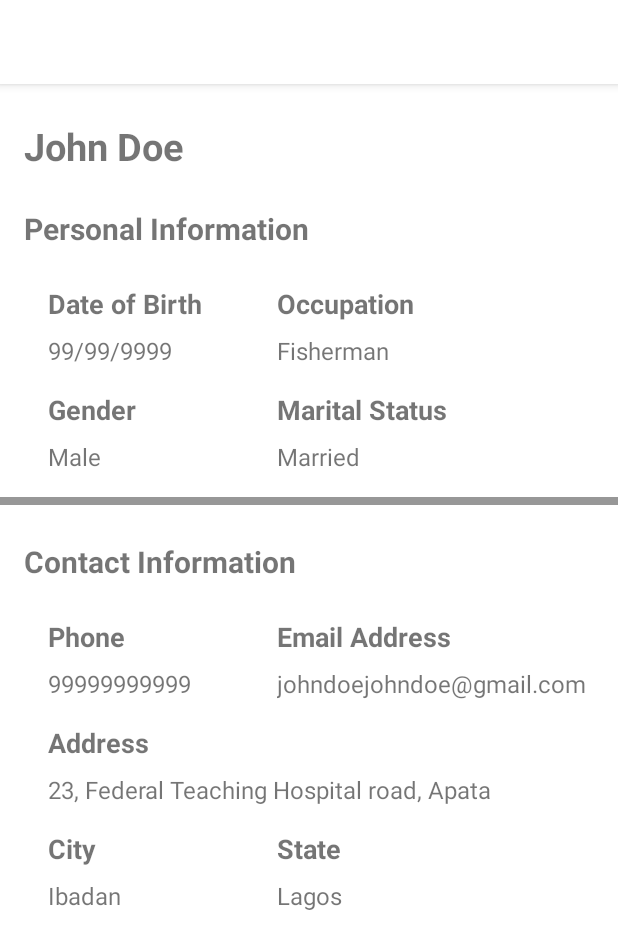
After one commit to olubunmialegbeleye/MedRecord, an Android app: the ViewRecordActivity screen opened directly, with no data from a screen before it, on a phone screen of 412 x 824 dp. The commit adds this screen. Shown: the top 949 px of the screen. Run offline under Robolectric (Android 15) with nearby library versions, the phone set to English and light mode, and no system bars.

Commit message:
Added View Record and Health info fragment layouts

```diff
--- /dev/null
+++ b/app/src/main/java/com/example/medrecord/ViewRecordActivity.java
@@ -0,0 +1,13 @@
+package com.example.medrecord;
+
+import androidx.appcompat.app.AppCompatActivity;
+import android.os.Bundle;
+
+public class ViewRecordActivity extends AppCompatActivity {
+
+    @Override
+    protected void onCreate(Bundle savedInstanceState) {
+        super.onCreate(savedInstanceState);
+        setContentView(R.layout.activity_view_record);
+    }
+}
--- a/app/src/main/res/drawable/default_tab.xml
+++ b/app/src/main/res/drawable/default_tab.xml
@@ -5,9 +5,9 @@
         <shape
             android:shape="rectangle">
             <corners android:radius="8dp"/>
-            <size android:height="5dp" android:width="50dp" />
+            <size android:height="5dp" android:width="70dp" />
             <solid android:color="@color/colorAccent"/>
-            <padding android:left="5dp" android:right="5dp" />
+            <padding android:left="10dp" android:right="10dp" />
         </shape>
     </item>
 
--- a/app/src/main/res/drawable/selected_tab.xml
+++ b/app/src/main/res/drawable/selected_tab.xml
@@ -5,9 +5,9 @@
         <shape
             android:shape="rectangle">
             <corners android:radius="8dp"/>
-            <size android:height="5dp" android:width="50dp" />
+            <size android:height="5dp" android:width="70dp" />
             <solid android:color="@color/colorPrimaryDark"/>
-            <padding android:left="5dp" android:right="5dp" />
+            <padding android:left="10dp" android:right="10dp" />
         </shape>
     </item>
 
--- a/app/src/main/res/drawable/text_background.xml
+++ b/app/src/main/res/drawable/text_background.xml
@@ -3,7 +3,7 @@
     android:shape="rectangle" >
 
     <solid
-        android:color="@android:color/darker_gray">
+        android:color="@color/textBackground">
     </solid>
 
     <corners
--- a/app/src/main/res/layout/activity_sign_in.xml
+++ b/app/src/main/res/layout/activity_sign_in.xml
@@ -14,6 +14,7 @@
         android:layout_marginTop="72dp"
         android:text="@string/username"
         android:textStyle="bold"
+        android:textSize="@dimen/eighteen_sp"
         app:layout_constraintStart_toStartOf="parent"
         app:layout_constraintTop_toBottomOf="@+id/textView5" />
 
@@ -39,6 +40,7 @@
         android:layout_marginTop="32dp"
         android:text="@string/password"
         android:textStyle="bold"
+        android:textSize="@dimen/eighteen_sp"
         app:layout_constraintStart_toStartOf="@+id/editTextUsername"
         app:layout_constraintTop_toBottomOf="@+id/editTextUsername" />
 
@@ -49,7 +51,7 @@
         android:layout_marginStart="16dp"
         android:layout_marginTop="32dp"
         android:text="@string/sign_in"
-        android:textSize="20sp"
+        android:textSize="@dimen/twenty_five_sp"
         android:textStyle="bold"
         app:layout_constraintStart_toStartOf="parent"
         app:layout_constraintTop_toTopOf="parent" />
--- a/app/src/main/res/layout/activity_sign_up.xml
+++ b/app/src/main/res/layout/activity_sign_up.xml
@@ -13,7 +13,7 @@
         android:layout_marginStart="16dp"
         android:layout_marginTop="32dp"
         android:text="@string/to_begin_create_an_administrator_account"
-        android:textSize="20sp"
+        android:textSize="@dimen/twenty_sp"
         android:textStyle="bold"
         app:layout_constraintStart_toStartOf="parent"
         app:layout_constraintTop_toTopOf="parent" />
@@ -25,6 +25,7 @@
         android:layout_marginTop="40dp"
         android:text="@string/username"
         android:textStyle="bold"
+        android:textSize="@dimen/eighteen_sp"
         app:layout_constraintStart_toStartOf="@+id/textView6"
         app:layout_constraintTop_toBottomOf="@+id/textView6" />
 
@@ -50,6 +51,7 @@
         android:layout_marginTop="32dp"
         android:text="@string/password"
         android:textStyle="bold"
+        android:textSize="@dimen/eighteen_sp"
         app:layout_constraintStart_toStartOf="@+id/editTextUsername"
         app:layout_constraintTop_toBottomOf="@+id/editTextUsername" />
 
@@ -74,6 +76,7 @@
         android:layout_marginTop="32dp"
         android:text="@string/confirm_password"
         android:textStyle="bold"
+        android:textSize="@dimen/eighteen_sp"
         app:layout_constraintStart_toStartOf="@+id/editTextPassword"
         app:layout_constraintTop_toBottomOf="@+id/editTextPassword" />
 
--- /dev/null
+++ b/app/src/main/res/layout/activity_view_record.xml
@@ -0,0 +1,241 @@
+<?xml version="1.0" encoding="utf-8"?>
+<androidx.constraintlayout.widget.ConstraintLayout
+    xmlns:android="http://schemas.android.com/apk/res/android"
+    xmlns:tools="http://schemas.android.com/tools"
+    xmlns:app="http://schemas.android.com/apk/res-auto"
+    android:layout_width="match_parent"
+    android:layout_height="match_parent"
+    tools:context=".ViewRecordActivity">
+
+  <TextView
+      android:id="@+id/view_john_doe"
+      android:layout_width="wrap_content"
+      android:layout_height="wrap_content"
+      android:layout_marginStart="16dp"
+      android:layout_marginTop="24dp"
+      android:text="@string/john_doe"
+      android:textSize="@dimen/twenty_five_sp"
+      android:textStyle="bold"
+      app:layout_constraintStart_toStartOf="parent"
+      app:layout_constraintTop_toTopOf="parent" />
+
+  <TextView
+      android:id="@+id/view_personal_info"
+      android:layout_width="wrap_content"
+      android:layout_height="wrap_content"
+      android:layout_marginTop="24dp"
+      android:text="@string/personal_information"
+      android:textSize="@dimen/twenty_sp"
+      android:textStyle="bold"
+      app:layout_constraintStart_toStartOf="@+id/view_john_doe"
+      app:layout_constraintTop_toBottomOf="@+id/view_john_doe" />
+
+  <TextView
+      android:id="@+id/view_dob"
+      android:layout_width="wrap_content"
+      android:layout_height="wrap_content"
+      android:layout_marginStart="32dp"
+      android:layout_marginTop="24dp"
+      android:text="@string/date_of_birth"
+      android:textSize="@dimen/eighteen_sp"
+      android:textStyle="bold"
+      app:layout_constraintStart_toStartOf="parent"
+      app:layout_constraintTop_toBottomOf="@+id/view_personal_info" />
+
+  <TextView
+      android:id="@+id/view_occupation"
+      android:layout_width="wrap_content"
+      android:layout_height="wrap_content"
+      android:layout_marginStart="50dp"
+      android:text="@string/occupation"
+      android:textSize="@dimen/eighteen_sp"
+      android:textStyle="bold"
+      app:layout_constraintStart_toEndOf="@+id/view_dob"
+      app:layout_constraintTop_toTopOf="@+id/view_dob" />
+
+  <TextView
+      android:id="@+id/view_dd_mm_yyyy"
+      android:layout_width="wrap_content"
+      android:layout_height="wrap_content"
+      android:layout_marginTop="8dp"
+      android:text="@string/birth_date_dd_mm_yyyy"
+      android:textSize="@dimen/sixteen_sp"
+      app:layout_constraintStart_toStartOf="@+id/view_dob"
+      app:layout_constraintTop_toBottomOf="@+id/view_dob" />
+
+  <TextView
+      android:id="@+id/view_fisherman"
+      android:layout_width="wrap_content"
+      android:layout_height="wrap_content"
+      android:layout_marginTop="8dp"
+      android:text="@string/fisherman"
+      android:textSize="@dimen/sixteen_sp"
+      app:layout_constraintStart_toStartOf="@+id/view_occupation"
+      app:layout_constraintTop_toBottomOf="@+id/view_occupation" />
+
+  <TextView
+      android:id="@+id/view_gender"
+      android:layout_width="wrap_content"
+      android:layout_height="wrap_content"
+      android:layout_marginTop="16dp"
+      android:text="@string/gender"
+      android:textSize="@dimen/eighteen_sp"
+      android:textStyle="bold"
+      app:layout_constraintStart_toStartOf="@+id/view_dob"
+      app:layout_constraintTop_toBottomOf="@+id/view_dd_mm_yyyy" />
+
+  <TextView
+      android:id="@+id/view_marital_status"
+      android:layout_width="wrap_content"
+      android:layout_height="wrap_content"
+      android:text="@string/marital_status"
+      android:textSize="@dimen/eighteen_sp"
+      android:textStyle="bold"
+      app:layout_constraintStart_toStartOf="@+id/view_occupation"
+      app:layout_constraintTop_toTopOf="@+id/view_gender" />
+
+  <TextView
+      android:id="@+id/view_male"
+      android:layout_width="wrap_content"
+      android:layout_height="wrap_content"
+      android:layout_marginTop="8dp"
+      android:text="@string/male"
+      android:textSize="@dimen/sixteen_sp"
+      app:layout_constraintStart_toStartOf="@+id/view_gender"
+      app:layout_constraintTop_toBottomOf="@+id/view_gender" />
+
+  <TextView
+      android:id="@+id/view_married"
+      android:layout_width="wrap_content"
+      android:layout_height="wrap_content"
+      android:layout_marginTop="8dp"
+      android:text="@string/married"
+      android:textSize="@dimen/sixteen_sp"
+      app:layout_constraintStart_toStartOf="@+id/view_marital_status"
+      app:layout_constraintTop_toBottomOf="@+id/view_marital_status" />
+
+  <View
+      android:id="@+id/view_view_id"
+      android:layout_width="0dp"
+      android:layout_height="5dp"
+      android:layout_marginTop="16dp"
+      android:background="@color/colorAccent"
+      app:layout_constraintEnd_toEndOf="parent"
+      app:layout_constraintStart_toStartOf="parent"
+      app:layout_constraintTop_toBottomOf="@+id/view_married" />
+
+  <TextView
+      android:id="@+id/view_contact_info"
+      android:layout_width="wrap_content"
+      android:layout_height="wrap_content"
+      android:layout_marginTop="24dp"
+      android:text="@string/contact_information"
+      android:textSize="@dimen/twenty_sp"
+      android:textStyle="bold"
+      app:layout_constraintStart_toStartOf="@+id/view_personal_info"
+      app:layout_constraintTop_toBottomOf="@+id/view_view_id" />
+
+  <TextView
+      android:id="@+id/view_phone"
+      android:layout_width="wrap_content"
+      android:layout_height="wrap_content"
+      android:layout_marginStart="32dp"
+      android:layout_marginTop="24dp"
+      android:text="@string/phone"
+      android:textSize="@dimen/eighteen_sp"
+      android:textStyle="bold"
+      app:layout_constraintStart_toStartOf="parent"
+      app:layout_constraintTop_toBottomOf="@+id/view_contact_info" />
+
+  <TextView
+      android:id="@+id/view_email_address"
+      android:layout_width="wrap_content"
+      android:layout_height="wrap_content"
+      android:text="@string/email_address"
+      android:textSize="@dimen/eighteen_sp"
+      android:textStyle="bold"
+      app:layout_constraintStart_toStartOf="@+id/view_occupation"
+      app:layout_constraintTop_toTopOf="@+id/view_phone" />
+
+  <TextView
+      android:id="@+id/view_telephone_number"
+      android:layout_width="wrap_content"
+      android:layout_height="wrap_content"
+      android:layout_marginTop="8dp"
+      android:text="@string/telephone_number"
+      android:textSize="@dimen/sixteen_sp"
+      app:layout_constraintStart_toStartOf="@+id/view_phone"
+      app:layout_constraintTop_toBottomOf="@+id/view_phone" />
+
+  <TextView
+      android:id="@+id/view_com_email_address"
+      android:layout_width="wrap_content"
+      android:layout_height="wrap_content"
+      android:layout_marginTop="8dp"
+      android:text="@string/com_email_address"
+      android:textSize="@dimen/sixteen_sp"
+      app:layout_constraintStart_toStartOf="@+id/view_email_address"
+      app:layout_constraintTop_toBottomOf="@+id/view_email_address" />
+
+  <TextView
+      android:id="@+id/view_address"
+      android:layout_width="wrap_content"
+      android:layout_height="wrap_content"
+      android:layout_marginTop="16dp"
+      android:text="@string/address"
+      android:textSize="@dimen/eighteen_sp"
+      android:textStyle="bold"
+      app:layout_constraintStart_toStartOf="@+id/view_telephone_number"
+      app:layout_constraintTop_toBottomOf="@+id/view_telephone_number" />
+
+  <TextView
+      android:id="@+id/view_house_address"
+      android:layout_width="wrap_content"
+      android:layout_height="wrap_content"
+      android:layout_marginTop="8dp"
+      android:text="@string/house_address"
+      android:textSize="@dimen/sixteen_sp"
+      app:layout_constraintStart_toStartOf="@+id/view_address"
+      app:layout_constraintTop_toBottomOf="@+id/view_address" />
+
+  <TextView
+      android:id="@+id/view_city"
+      android:layout_width="wrap_content"
+      android:layout_height="wrap_content"
+      android:layout_marginTop="16dp"
+      android:text="@string/city"
+      android:textSize="@dimen/eighteen_sp"
+      android:textStyle="bold"
+      app:layout_constraintStart_toStartOf="@+id/view_house_address"
+      app:layout_constraintTop_toBottomOf="@+id/view_house_address" />
+
+  <TextView
+      android:id="@+id/view_ibadan_city"
+      android:layout_width="wrap_content"
+      android:layout_height="wrap_content"
+      android:layout_marginTop="8dp"
+      android:text="@string/ibadan_city"
+      android:textSize="@dimen/sixteen_sp"
+      app:layout_constraintStart_toStartOf="@+id/view_city"
+      app:layout_constraintTop_toBottomOf="@+id/view_city" />
+
+  <TextView
+      android:id="@+id/view_state"
+      android:layout_width="wrap_content"
+      android:layout_height="wrap_content"
+      android:text="@string/state"
+      android:textSize="@dimen/eighteen_sp"
+      android:textStyle="bold"
+      app:layout_constraintStart_toStartOf="@+id/view_email_address"
+      app:layout_constraintTop_toTopOf="@+id/view_city" />
+
+  <TextView
+      android:id="@+id/view_lagos_state"
+      android:layout_width="wrap_content"
+      android:layout_height="wrap_content"
+      android:layout_marginTop="8dp"
+      android:text="@string/lagos_state"
+      android:textSize="@dimen/sixteen_sp"
+      app:layout_constraintStart_toStartOf="@+id/view_state"
+      app:layout_constraintTop_toBottomOf="@+id/view_state" />
+</androidx.constraintlayout.widget.ConstraintLayout>
--- a/app/src/main/res/layout/content_main.xml
+++ b/app/src/main/res/layout/content_main.xml
@@ -15,7 +15,7 @@
         android:layout_marginEnd="16dp"
         android:text="@string/it_seems_you_do_not_have_any_record"
         android:textAppearance="@style/TextAppearance.AppCompat.Medium"
-        android:textSize="20sp"
+        android:textSize="@dimen/twenty_sp"
         app:layout_constraintEnd_toEndOf="parent"
         app:layout_constraintHorizontal_bias="0.0"
         app:layout_constraintStart_toStartOf="parent"
@@ -28,7 +28,7 @@
         android:layout_marginEnd="16dp"
         android:text="@string/to_begin_click_the_add_button_to_add_a_patient_s_record"
         android:textAppearance="@style/TextAppearance.AppCompat.Medium"
-        android:textSize="20sp"
+        android:textSize="@dimen/twenty_sp"
         app:layout_constraintEnd_toEndOf="parent"
         app:layout_constraintStart_toStartOf="@+id/textView"
         app:layout_constraintTop_toBottomOf="@+id/textView" />
--- a/app/src/main/res/layout/record_list.xml
+++ b/app/src/main/res/layout/record_list.xml
@@ -28,7 +28,7 @@
             android:layout_marginTop="8dp"
             android:text="@string/john_doe"
             android:textAlignment="textStart"
-            android:textSize="@dimen/name_text_size"
+            android:textSize="@dimen/eighteen_sp"
             android:textStyle="bold"
             app:layout_constraintStart_toEndOf="@+id/pix"
             app:layout_constraintTop_toTopOf="parent" />
--- a/app/src/main/res/values/colors.xml
+++ b/app/src/main/res/values/colors.xml
@@ -4,4 +4,5 @@
     <color name="colorPrimary">#ffffff</color>
     <color name="colorPrimaryDark">#37474f</color>
     <color name="colorAccent">#979797</color>
+    <color name="textBackground">#36979797</color>
 </resources>
--- a/app/src/main/res/values/dimens.xml
+++ b/app/src/main/res/values/dimens.xml
@@ -5,6 +5,9 @@
     <dimen name="activity_vertical_margin">16dp</dimen>
     <dimen name="nav_header_vertical_spacing">8dp</dimen>
     <dimen name="nav_header_height">176dp</dimen>
-    <dimen name="name_text_size">18sp</dimen>
+    <dimen name="eighteen_sp">18sp</dimen>
     <dimen name="record_text_size">12sp</dimen>
+    <dimen name="twenty_sp">20sp</dimen>
+    <dimen name="twenty_five_sp">25sp</dimen>
+    <dimen name="sixteen_sp">16sp</dimen>
 </resources>
--- a/app/src/main/res/values/strings.xml
+++ b/app/src/main/res/values/strings.xml
@@ -47,5 +47,31 @@
     <string name="gender">Gender</string>
     <string name="occupation">Occupation</string>
     <string name="marital_status">Marital Status</string>
+    <string name="health_information">Health Information</string>
+    <string name="blood_group">Blood Group:</string>
+    <string name="genotype">Genotype:</string>
+    <string name="blood_pressure">Blood Pressure:</string>
+    <string name="forward_slash">/</string>
+    <string name="weight">Weight:</string>
+    <string name="height">Height:</string>
+    <string name="view_patient_record">View Patient Record</string>
+    <string name="contact_information">Contact Information</string>
+    <string name="phone">Phone</string>
+    <string name="address">Address</string>
+    <string name="state">State</string>
+    <string name="city">City</string>
+    <string name="email_address">Email Address</string>
+    <string name="male">Male</string>
+    <string name="female">Female</string>
+    <string name="single">Single</string>
+    <string name="married">Married</string>
+    <string name="divorced">Divorced</string>
+    <string name="birth_date_dd_mm_yyyy">99/99/9999</string>
+    <string name="fisherman">Fisherman</string>
+    <string name="telephone_number">99999999999</string>
+    <string name="com_email_address">johndoejohndoe@gmail.com</string>
+    <string name="house_address">23, Federal Teaching Hospital road, Apata</string>
+    <string name="ibadan_city">Ibadan</string>
+    <string name="lagos_state">Lagos</string>
 
 </resources>
```
Also changed, not shown: app/src/main/AndroidManifest.xml (+7 -4 lines), app/src/main/java/com/example/medrecord/HealthInformationFragment.java (added, +64 -0 lines), app/src/main/res/layout/activity_new_record.xml (+19 -24 lines), app/src/main/res/layout/fragment_contact_information.xml (+14 -9 lines), app/src/main/res/layout/fragment_health_information.xml (added, +190 -0 lines), app/src/main/res/layout/fragment_personal_information.xml (+19 -9 lines).
